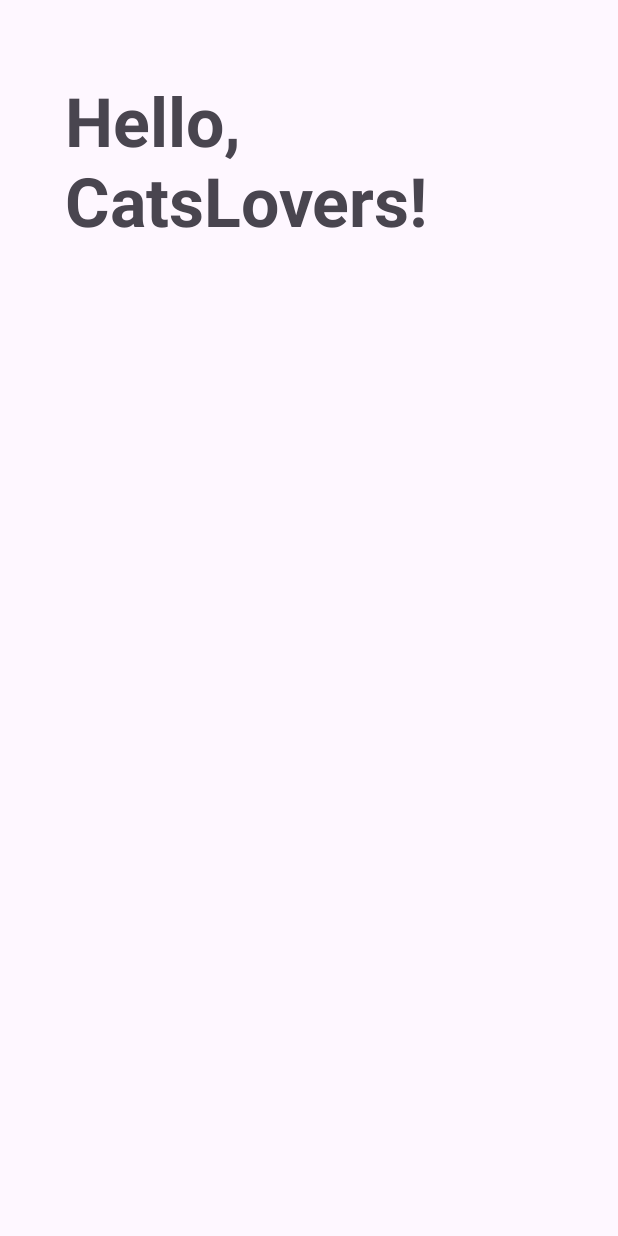
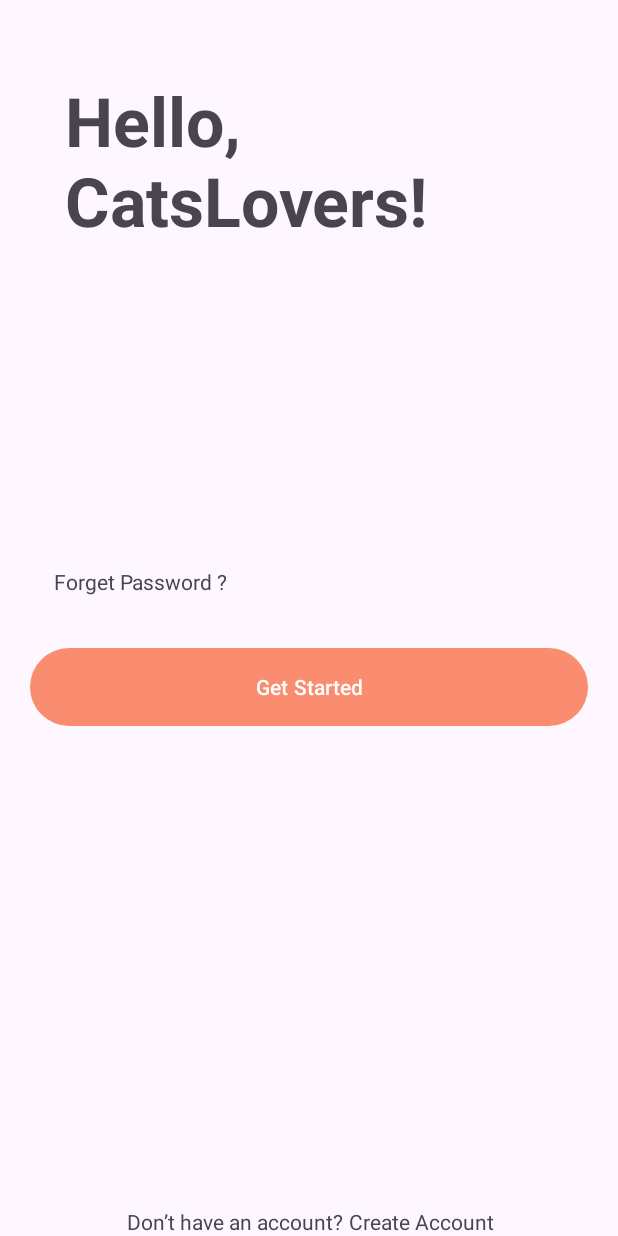
Before and after one commit to pangestu13/Capstone-project-MeowFinder, an Android app: the layout activity_login.xml on its own in the app's theme, with its tools: preview values and no code run, on a phone screen of 412 x 824 dp. Run offline under Robolectric (Android 15) with nearby library versions, the phone set to English and light mode, and no system bars.

Commit message:
LoginActivity CreateaccountActivity

```diff
--- a/app/src/main/res/layout/activity_login.xml
+++ b/app/src/main/res/layout/activity_login.xml
@@ -47,8 +47,83 @@
             android:id="@+id/emailEditText"
             android:layout_width="match_parent"
             android:layout_height="wrap_content"
+            android:hint="Email"
             android:ems="10"
             android:inputType="textEmailAddress"
             tools:ignore="SpeakableTextPresentCheck" />
     </com.google.android.material.textfield.TextInputLayout>
+
+    <TextView
+        android:id="@+id/passwordTextView"
+        android:layout_width="wrap_content"
+        android:layout_height="wrap_content"
+        android:layout_marginStart="32dp"
+        android:layout_marginTop="8dp"
+        android:alpha="0"
+        android:text="@string/password"
+        app:layout_constraintBottom_toTopOf="@+id/passwordEditTextLayout"
+        app:layout_constraintStart_toStartOf="parent"
+        tools:alpha="100" />
+
+    <com.google.android.material.textfield.TextInputLayout
+        android:id="@+id/passwordEditTextLayout"
+        style="@style/Widget.MaterialComponents.TextInputLayout.OutlinedBox"
+        android:layout_width="0dp"
+        android:layout_height="wrap_content"
+        android:layout_marginStart="32dp"
+        android:layout_marginEnd="32dp"
+        android:layout_marginTop="50dp"
+        android:alpha="0"
+        app:endIconMode="password_toggle"
+        app:layout_constraintEnd_toEndOf="parent"
+        app:layout_constraintStart_toStartOf="parent"
+        app:layout_constraintTop_toBottomOf="@+id/emailEditTextLayout"
+        tools:alpha="100">
+
+        <com.google.android.material.textfield.TextInputEditText
+            android:id="@+id/passwordEditText"
+            android:layout_width="match_parent"
+            android:layout_height="wrap_content"
+            android:hint="Password"
+            android:ems="10"
+            android:inputType="textPassword"
+            tools:ignore="SpeakableTextPresentCheck" />
+    </com.google.android.material.textfield.TextInputLayout>
+
+    <TextView
+        android:id="@+id/lupapwtv"
+        android:layout_width="match_parent"
+        android:layout_height="wrap_content"
+        android:text="@string/lupapw"
+        android:layout_marginLeft="36dp"
+        app:layout_constraintTop_toBottomOf="@+id/passwordEditTextLayout" />
+
+    <Button
+        android:id="@+id/loginbt"
+        android:layout_width="match_parent"
+        android:layout_height="60dp"
+        android:text="@string/logined"
+        android:layout_marginTop="50dp"
+        android:layout_marginRight="20dp"
+        android:layout_marginLeft="20dp"
+        app:layout_constraintTop_toBottomOf="@+id/passwordEditTextLayout" />
+
+    <TextView
+        android:id="@+id/punyaakun"
+        android:layout_width="match_parent"
+        android:layout_height="wrap_content"
+        android:layout_marginRight="100dp"
+        android:gravity="center"
+        android:text="@string/punyaakun"
+        app:layout_constraintBottom_toBottomOf="parent" />
+
+    <TextView
+        android:id="@+id/buatakun"
+        android:layout_width="match_parent"
+        android:layout_height="wrap_content"
+        android:layout_marginLeft="150dp"
+        android:text="@string/buatakun"
+        android:gravity="center"
+        app:layout_constraintBottom_toBottomOf="parent" />
+
 </androidx.constraintlayout.widget.ConstraintLayout>
--- a/app/src/main/res/values/strings.xml
+++ b/app/src/main/res/values/strings.xml
@@ -31,4 +31,10 @@
     <string name="getstarted">Get Started\n</string>
     <string name="login">Hello, CatsLovers!</string>
     <string name="imail">Email\n</string>
+    <string name="password">Password</string>
+    <string name="logined">Get Started</string>
+    <string name="lupapw">Forget Password ?</string>
+    <string name="punyaakun">Don’t have an account? </string>
+    <string name="buatakun">Create Account</string>
+    <string name="newakun">Create New Account</string>
 </resources>
```
Also changed, not shown: app/src/main/AndroidManifest.xml (+6 -3 lines), app/src/main/java/com/Capstone/createaccount/CreateaccountActivity.kt (added, +12 -0 lines), app/src/main/res/layout/activity_createaccount.xml (added, +44 -0 lines), app/src/main/res/layout/activity_getstart.xml (+5 -7 lines).
